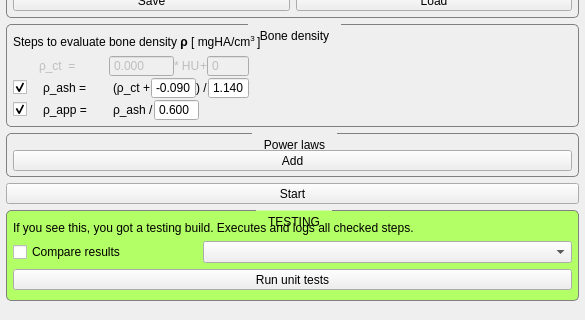
Before: the Qt Designer form src/internal/MaterialMappingViewControls.ui in araex/mitk-gem, drawn with Qt 5; both pictures show x 0 to 585 and y 311 to 631 of the 585 by 854 pixel window.
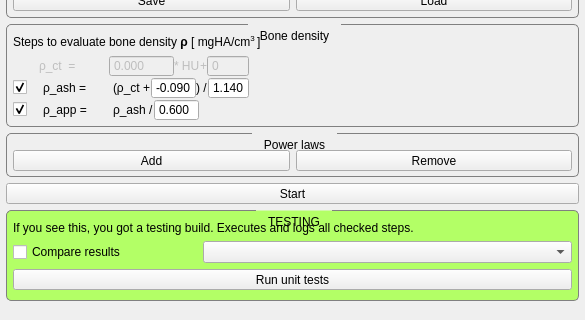
After: the same form once the commit is applied. Custom widgets are drawn as their Qt base class.

Commit message: added power low remove

The edit to the form file:
```diff
--- a/src/internal/MaterialMappingViewControls.ui
+++ b/src/internal/MaterialMappingViewControls.ui
@@ -764,6 +764,19 @@
             </property>
            </widget>
           </item>
+          <item>
+           <widget class="QToolButton" name="removePowerLawButton">
+            <property name="sizePolicy">
+             <sizepolicy hsizetype="MinimumExpanding" vsizetype="Fixed">
+              <horstretch>0</horstretch>
+              <verstretch>0</verstretch>
+             </sizepolicy>
+            </property>
+            <property name="text">
+             <string>Remove</string>
+            </property>
+           </widget>
+          </item>
          </layout>
         </item>
        </layout>
```
The commit also changes 6 other files.
